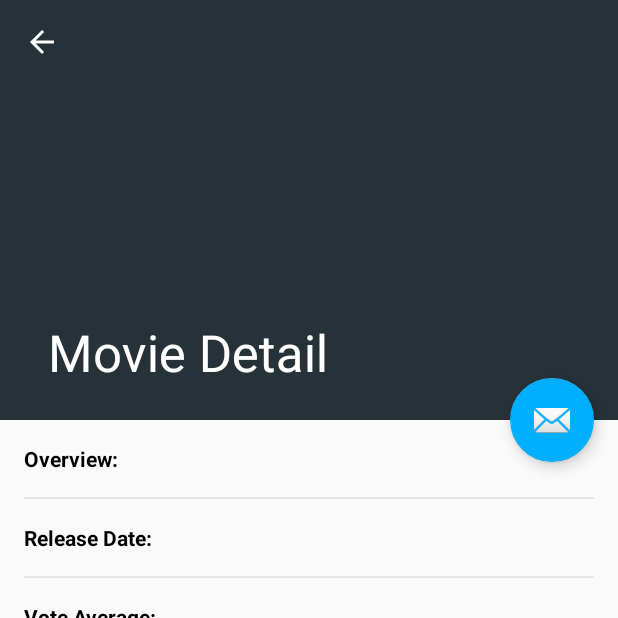
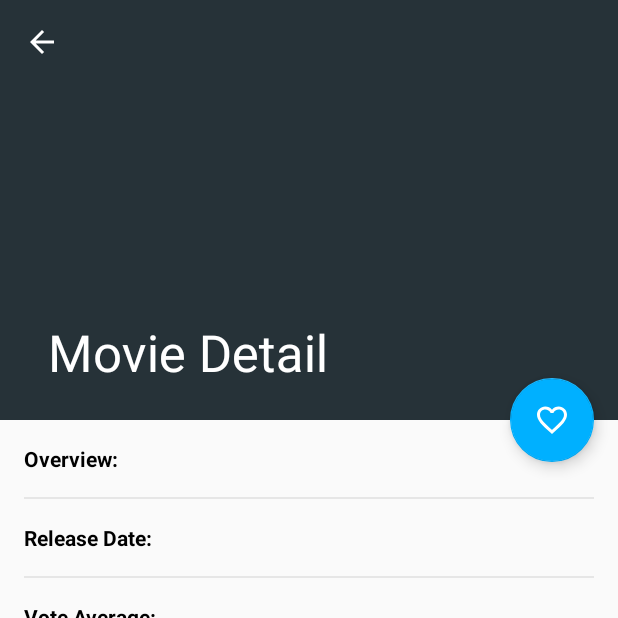
Before and after one commit to rashikaranpuria/Sample-Movie-App, an Android app: the MovieDetailActivity screen opened directly, with no data from a screen before it, on a phone screen of 412 x 824 dp, the top half of it. Run offline under Robolectric (Android 15) with nearby library versions, the phone set to English and light mode, and no system bars; our stand-ins replace Dagger/Hilt's generated code, Picasso, Room's generated code, RxJava; libraries missing offline, so code that uses them is left out: com.jakewharton.retrofit2; pictures from the network do not load; 4 statements that could not run were skipped.

Commit message:
fix: change default icon in movie detail

```diff
--- a/app/src/main/res/layout/activity_movie_detail.xml
+++ b/app/src/main/res/layout/activity_movie_detail.xml
@@ -19,7 +19,7 @@
             android:layout_width="match_parent"
             android:layout_height="match_parent"
             android:fitsSystemWindows="true"
-            app:contentScrim="?attr/colorPrimary"
+            app:contentScrim="@color/colorPrimary"
             app:layout_scrollFlags="scroll|exitUntilCollapsed"
             app:toolbarId="@+id/toolbar"
             app:title="">
@@ -35,7 +35,7 @@
             <android.support.v7.widget.Toolbar
                 android:id="@+id/toolbar"
                 android:layout_width="match_parent"
-                android:layout_height="?attr/actionBarSize"
+                android:layout_height="?android:attr/actionBarSize"
                 app:layout_collapseMode="pin"
                 app:popupTheme="@style/AppTheme.PopupOverlay" />
 
@@ -51,6 +51,6 @@
         android:layout_margin="@dimen/fab_margin"
         app:layout_anchor="@id/toolbar_layout"
         app:layout_anchorGravity="bottom|end"
-        app:srcCompat="@android:drawable/ic_dialog_email" />
+        android:src="@drawable/ic_favorite_border"/>
 
 </android.support.design.widget.CoordinatorLayout>
```
